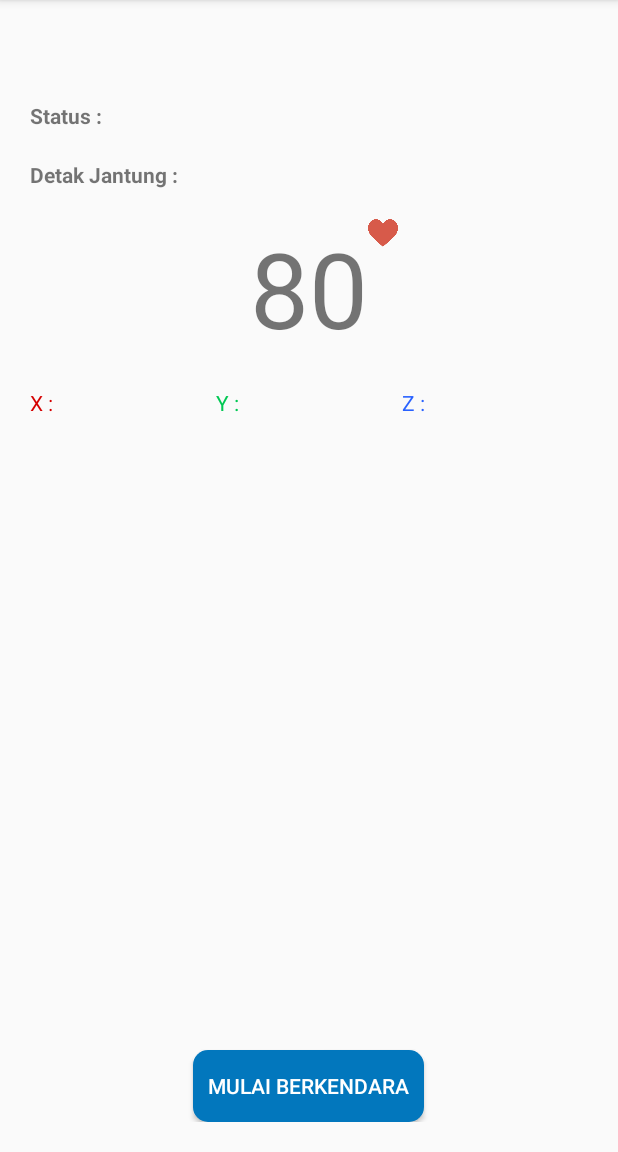
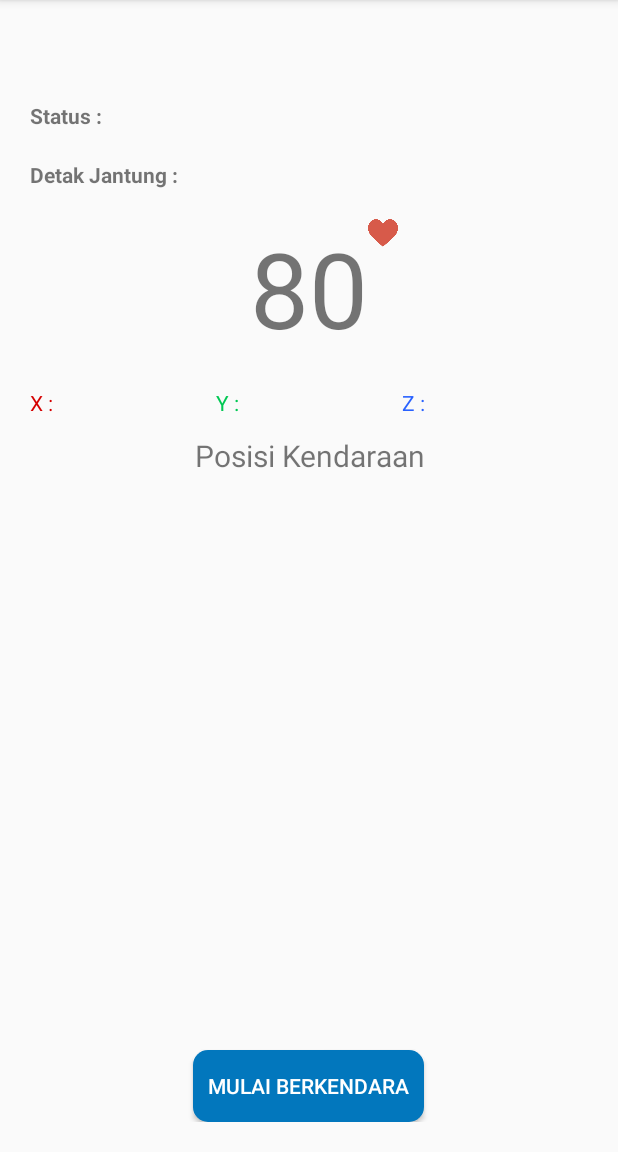
Before and after one commit to tbfikrif/SmartRider, an Android app: the MainActivity screen opened directly, with no data from a screen before it, on a phone screen of 412 x 824 dp, the part 84-1236 px from its top. Run offline under Robolectric (Android 15) with nearby library versions, the phone set to English and light mode, and no system bars.

Commit message:
Ubah Tampilan Utama

```diff
--- a/app/src/main/res/layout/activity_main.xml
+++ b/app/src/main/res/layout/activity_main.xml
@@ -164,6 +164,13 @@
             </LinearLayout>
         </LinearLayout>
 
+        <TextView
+            android:layout_width="match_parent"
+            android:layout_height="wrap_content"
+            android:textAlignment="center"
+            android:textSize="20sp"
+            android:layout_marginTop="12dp"
+            android:text="Posisi Kendaraan"/>
 
         <TextView
             android:id="@+id/txtAcceleration"
```
